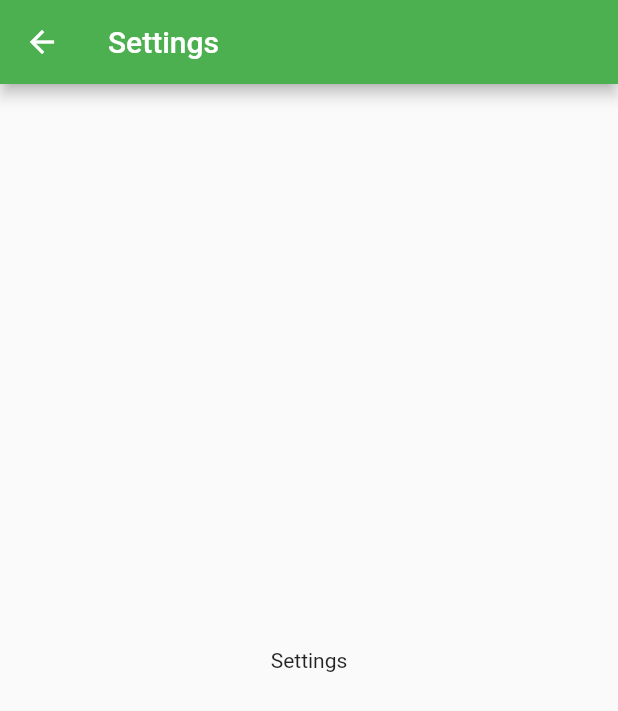
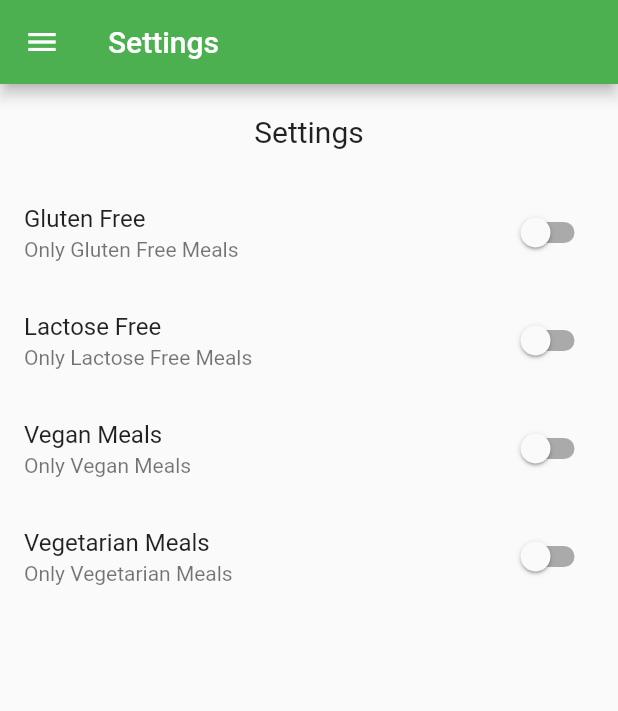
Before and after one commit to diogosequeira94/flutter-food-order-sandbox, a Flutter app: the SettingsScreen screen opened by its route, on a phone screen of 412 x 824 dp. Shown: the top 711 px of the screen. Run offline on Flutter 3.47's test engine with Material 2 defaults, Android fonts, the phone set to English and light mode, and no system bars; network calls fail.

Commit message:
added settings page

```diff
--- a/lib/components/main_drawer.dart
+++ b/lib/components/main_drawer.dart
@@ -15,7 +15,7 @@ class MainDrawer extends StatelessWidget {
           fontSize: 20,
         ),
       ),
-      onTap: () => Navigator.of(ctx).pushNamed(route),
+      onTap: () => Navigator.of(ctx).pushReplacementNamed(route),
     );
   }
 
--- /dev/null
+++ b/lib/models/settings_filters.dart
@@ -0,0 +1,13 @@
+class Settings {
+
+  bool isGlutenFree;
+  bool isLactoseFree;
+  bool isVegan;
+  bool isVegetarian;
+
+  Settings({
+      this.isGlutenFree = false,
+      this.isLactoseFree = false,
+      this.isVegan = false,
+      this.isVegetarian = false });
+}
--- a/lib/screens/meal_details_screen.dart
+++ b/lib/screens/meal_details_screen.dart
@@ -82,6 +82,12 @@ class MealDetailScreen extends StatelessWidget {
           ],
         ),
       ),
+      floatingActionButton: FloatingActionButton(
+        child: Icon(Icons.star),
+        onPressed: (){
+          Navigator.of(context).pop();
+        },
+      ),
     );
   }
 }
--- a/lib/screens/settings_screen.dart
+++ b/lib/screens/settings_screen.dart
@@ -1,17 +1,77 @@
 import 'package:flutter/material.dart';
+import 'package:flutter_routes_course/components/main_drawer.dart';
+import '../models/settings_filters.dart';
 
-class SettingsScreen extends StatelessWidget {
+class SettingsScreen extends StatefulWidget {
+
+  @override
+  _SettingsScreenState createState() => _SettingsScreenState();
+}
+
+class _SettingsScreenState extends State<SettingsScreen> {
+
+  var settings = Settings();
+
+  Widget _createSwitch(String title,
+      String subtitle,
+      bool value,
+      Function onChanged){
+    return SwitchListTile(
+      title: Text(title),
+      subtitle: Text(subtitle),
+      value: value,
+      onChanged: onChanged);
+  }
+
   @override
   Widget build(BuildContext context) {
     return Scaffold(
       appBar: AppBar(
        title: Text('Settings'),
       ),
-      body: Center(
-        child: Container(
-          child: Text('Settings'),
-        ),
-      ),
-    );
+      drawer: MainDrawer(),
+      body: Column(
+        children: <Widget>[
+          Container(
+            padding: EdgeInsets.all(20.0),
+            child: Text('Settings',
+            style: TextStyle(
+              fontSize: 20.0
+              ),
+            ),
+          ),
+          Expanded(
+              child: ListView(
+                children: <Widget>[
+                  _createSwitch(
+                      'Gluten Free',
+                      'Only Gluten Free Meals',
+                      settings.isGlutenFree,
+                      (value) => setState(() => settings.isGlutenFree = value),
+                  ),
+                  _createSwitch(
+                    'Lactose Free',
+                    'Only Lactose Free Meals',
+                    settings.isLactoseFree,
+                        (value) => setState(() => settings.isLactoseFree = value),
+                  ),
+                  _createSwitch(
+                    'Vegan Meals',
+                    'Only Vegan Meals',
+                    settings.isVegan,
+                        (value) => setState(() => settings.isVegan = value),
+                  ),
+                  _createSwitch(
+                    'Vegetarian Meals',
+                    'Only Vegetarian Meals',
+                    settings.isVegetarian,
+                        (value) => setState(() => settings.isVegetarian = value),
+                  ),
+                ],
+              ),
+          ),
+        ],
+      )
+        );
   }
 }
```
